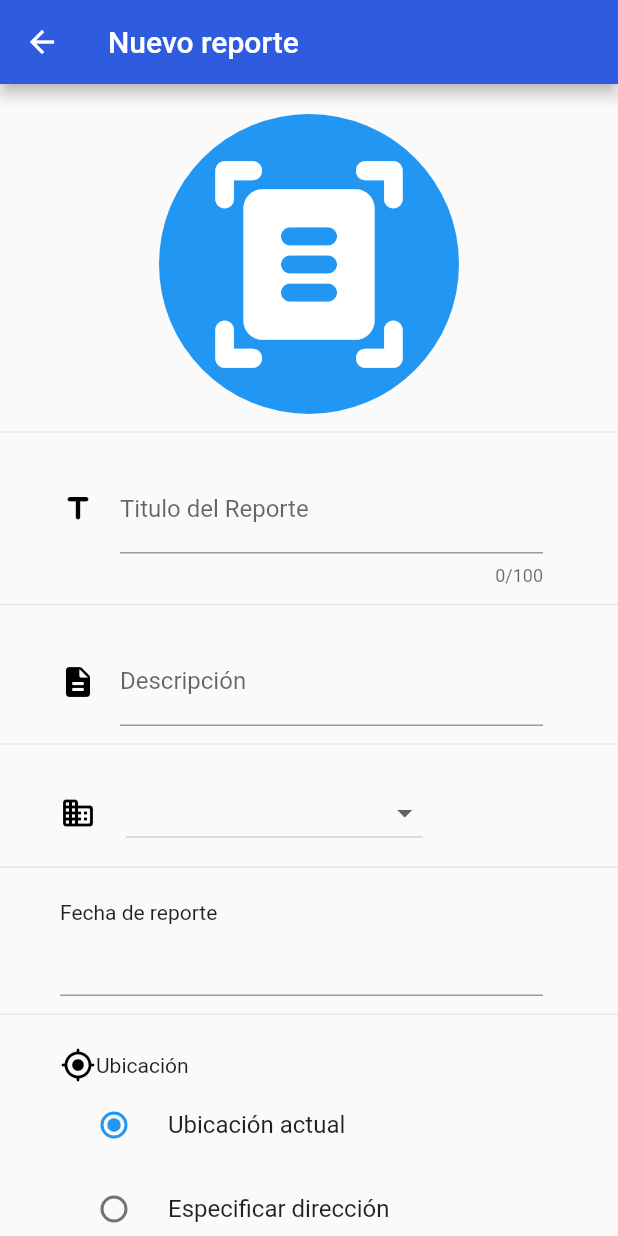
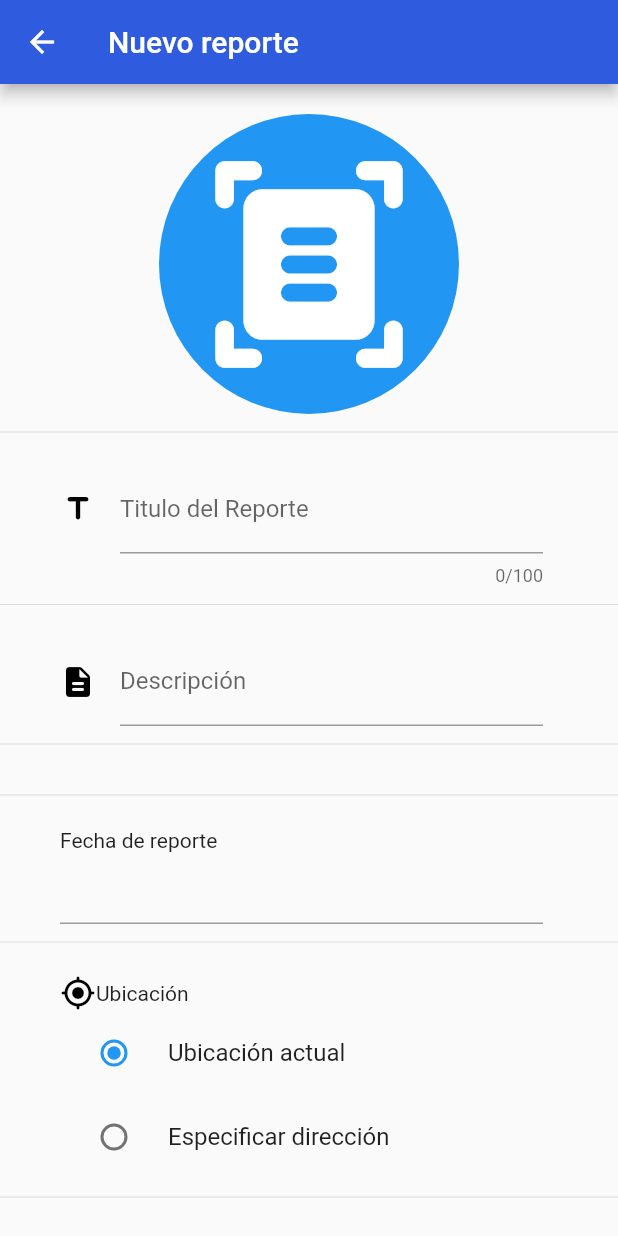
Before and after one commit to Magnico/f_glapp_frontend, a Flutter app: the NewReport screen opened directly, on a phone screen of 412 x 824 dp. Run offline on Flutter 3.47's test engine with Material 2 defaults, Android fonts, the phone set to English and light mode, and no system bars; drawn by our look-alikes of datetime_picker_formfield; our stand-ins replace geolocator, get, google_maps_flutter, loggy, select_form_field, shared_preferences; missing offline and left inert: google_place; accounts and stored records are empty.

```diff
--- a/lib/domain/user.dart
+++ b/lib/domain/user.dart
@@ -20,7 +20,7 @@ class User {
         name: json['name'],
         email: json['email'],
         identification_number: json['identification_number'],
-        role: json['role'] | 1,
+        role: json['role'],
         id: json['_id']);
   }
 
--- a/lib/ui/Widgets/datetime.dart
+++ b/lib/ui/Widgets/datetime.dart
@@ -76,8 +76,8 @@ class BasicDateTimeField extends StatelessWidget {
                 reference.updateDate(DateTimeField.combine(date, time));
                 return DateTimeField.combine(date, time);
               } else {
-                reference.updateDate(currentValue);
-                return currentValue;
+                reference.updateDate(DateTime.now());
+                return DateTime.now();
               }
             },
           ),
--- a/lib/ui/app.dart
+++ b/lib/ui/app.dart
@@ -13,7 +13,7 @@ class MyApp extends StatelessWidget {
       theme: ThemeData(
         primarySwatch: Colors.blue,
       ),
-      home: const Scaffold(
+      home: Scaffold(
         body: logo(),
       ),
     );
--- a/lib/ui/controller/UserController.dart
+++ b/lib/ui/controller/UserController.dart
@@ -12,12 +12,20 @@ class UserController extends GetxController {
   final _identificationNumber = "".obs;
   final _id = "".obs;
   final _jwt = "".obs;
+  final _rol = 0.obs;
 
   get name => _name.value;
   get email => _email.value;
   get identificationNumber => _identificationNumber.value;
   get id => _id.value;
   get jwt => _jwt.value;
+  get rol => _rol.value;
+
+  @override
+  void onInit() {
+    super.onInit();
+    getUser();
+  }
 
   void getUser() async {
     final prefs = await SharedPreferences.getInstance();
@@ -32,6 +40,7 @@ class UserController extends GetxController {
       _identificationNumber.value = user.identification_number;
       _id.value = user.id;
       _jwt.value = jwt!;
+      _rol.value = user.role;
     }
   }
 }
--- a/lib/ui/pages/nuevoReporte.dart
+++ b/lib/ui/pages/nuevoReporte.dart
@@ -3,6 +3,7 @@ import 'dart:developer';
 
 import 'package:f_shopping_app/ui/Widgets/datetime.dart';
 import 'package:f_shopping_app/ui/controller/ReportController.dart';
+import 'package:f_shopping_app/ui/controller/UserController.dart';
 import 'package:f_shopping_app/ui/controller/providerController.dart';
 import 'package:f_shopping_app/ui/pages/home_page.dart';
 import 'package:f_shopping_app/ui/pages/reportes.dart';
@@ -21,20 +22,12 @@ class NewReport extends StatefulWidget {
   State<NewReport> createState() => NReport_Form();
 }
 
-class NReport_Form extends State<NewReport> {
+class NReport_Form extends State<NewReport> with SingleTickerProviderStateMixin{
   final Color iconColor = Colors.black;
 
   final ProviderController providers = Get.find<ProviderController>();
-
-  final List<Map<String, dynamic>> _empresas = [
-    {
-      'value': '0',
-      'label': 'Gases del Caribe',
-      'icon': const Icon(Icons.gas_meter_rounded)
-    },
-    {'value': '1', 'label': 'Air-E', 'icon': const Icon(Icons.lightbulb)},
-    {'value': '2', 'label': 'Triple A', 'icon': const Icon(Icons.water_drop)}
-  ];
+  ReportController con = Get.find<ReportController>();
+  UserController user = Get.find<UserController>();
 
   //REQUISITOS PARA EL AUTOCOMPLETADO DE LA LOCACIÓN
   late GooglePlace _googlePlace;
@@ -50,7 +43,9 @@ class NReport_Form extends State<NewReport> {
   String _empresaSelected = '0';
   String? title;
   TextEditingController desc = TextEditingController();
+
   DateTime date = DateTime.now();
+  bool _isEnterprise = false;
 
   void updateDate(DateTime fecha) {
     log(fecha.toString());
@@ -74,8 +69,9 @@ class NReport_Form extends State<NewReport> {
 
   @override
   Widget build(BuildContext context) {
-    ReportController con = Get.find<ReportController>();
 
+    _isEnterprise = user.rol == 0;
+    if(_isEnterprise) _empresaSelected = user.id;
     return Scaffold(
         appBar: AppBar(
           title: const Text("Nuevo reporte"),
@@ -153,6 +149,8 @@ class NReport_Form extends State<NewReport> {
               alignment: Alignment.center,
               padding: const EdgeInsets.only(left: 0.0, right: 10.0),
               //Debería ser un selector de la empresa
+              child: Visibility(
+                visible: _isEnterprise == false,
                 child: Obx(() {
                   return Row(
                       children: [
@@ -179,15 +177,19 @@ class NReport_Form extends State<NewReport> {
                     );
                 }),
               ),
+            ),
             const Divider(
               height: 24.0,
             ),
-            Container(
+            Visibility(
+              visible: _isEnterprise,
+              child: Container(
               width: MediaQuery.of(context).size.width,
               margin: const EdgeInsets.only(left: 40.0, right: 40.0, top: 10.0),
               alignment: Alignment.center,
               padding: const EdgeInsets.only(left: 0.0, right: 10.0),
               child: BasicDateTimeField("Fecha de reporte", this),
+            )
             ),
             const Divider(
               height: 24.0,
@@ -234,10 +236,11 @@ class NReport_Form extends State<NewReport> {
                   controller: searchTextController,
                   decoration: const InputDecoration(
                     hintText: 'Ingrese su ubicación',
-                    hintStyle: TextStyle(color: Colors.grey),
+                    hintStyle: TextStyle(color: Color.fromARGB(255, 14, 11, 11)),
                     prefixIcon: Icon(Icons.search, color: Colors.black),
                   ),
                   onChanged: (value) {
+                    log("cambie");
                     if (_debounce?.isActive ?? false) _debounce!.cancel();
                     _debounce = Timer(const Duration(milliseconds: 1000), () {
                       if (value.isNotEmpty) {
```
Also changed, not shown: lib/domain/report.dart (+1 -17 lines), lib/ui/controller/ReportController.dart (+7 -0 lines), lib/ui/pages/detailedReport.dart (+51 -1 lines), lib/ui/pages/logo.dart (+14 -6 lines). Lines whose indentation alone changed are shown as unchanged.
